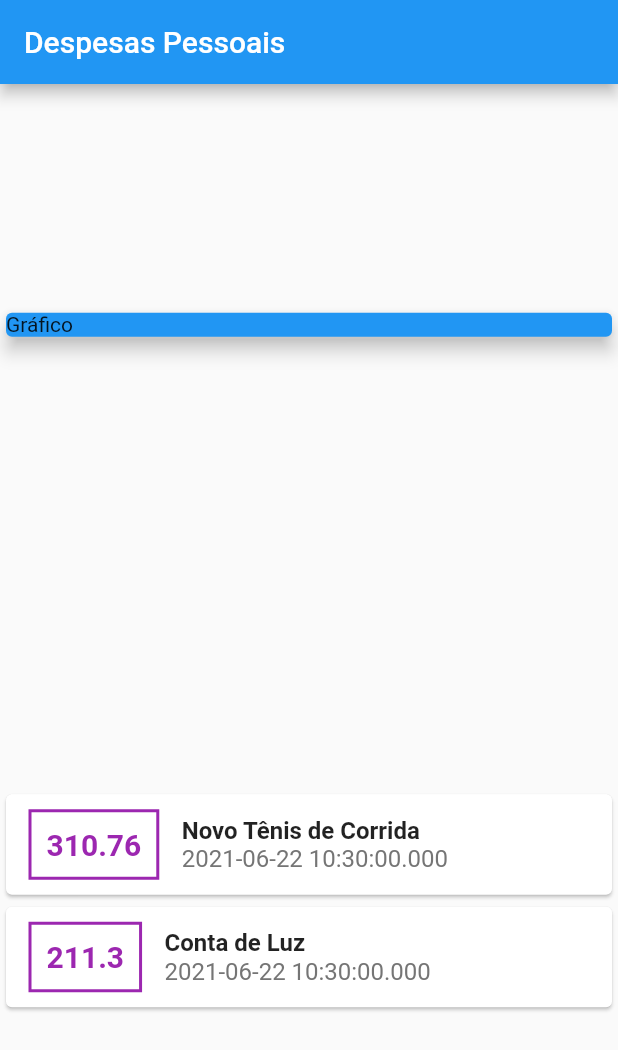
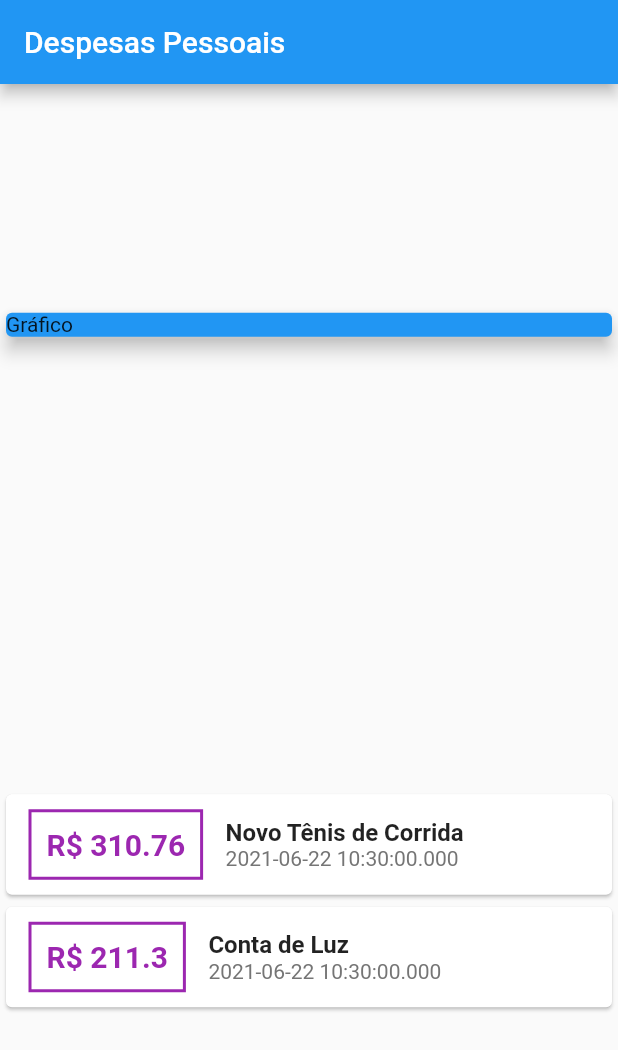
Before and after one commit to oscarbfs/Expenses_app, a Flutter app: the screen it shows after launch, on a phone screen of 412 x 824 dp. Shown: the top 1050 px of the screen. Run offline on Flutter 3.47's test engine with Material 2 defaults, Android fonts, the phone set to English and light mode, and no system bars.

```diff
--- a/lib/main.dart
+++ b/lib/main.dart
@@ -63,7 +63,7 @@ class MyHomePage extends StatelessWidget {
                       ),
                       padding: EdgeInsets.all(10),
                       child: Text(
-                        tr.value.toString(),
+                        'R\$ ${tr.value.toString()}',
                         style: TextStyle(
                           fontWeight: FontWeight.bold,
                           fontSize: 20,
@@ -84,7 +84,6 @@ class MyHomePage extends StatelessWidget {
                         Text(
                           tr.date.toString(),
                           style: TextStyle(
-                            fontSize: 16,
                             color: Colors.grey[600],
                           ),
                         )
```
